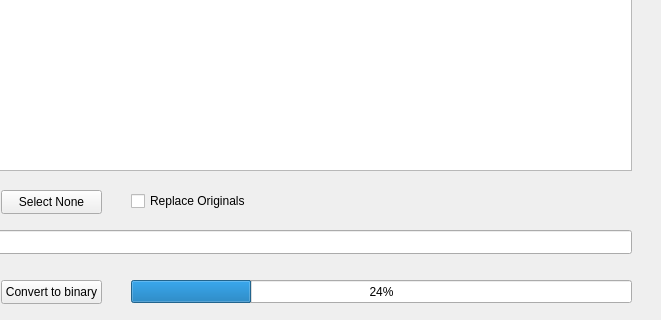
LilyTheFlower/FBX-Converter-with-GUI, file mainwindow.ui: the form before one commit; both pictures show x 139 to 800 and y 280 to 600 of the 800 by 600 pixel window.
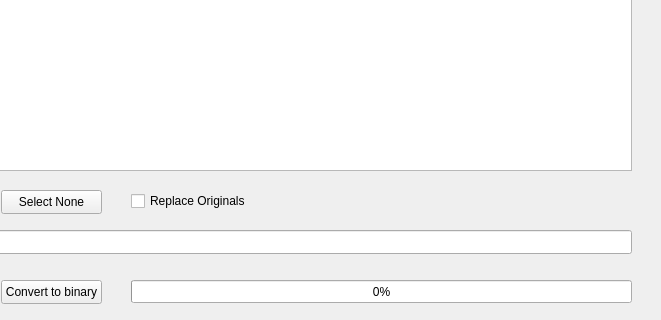
The form after the commit.

The edit to the form file:
```diff
--- a/mainwindow.ui
+++ b/mainwindow.ui
@@ -106,7 +106,7 @@
      </rect>
     </property>
     <property name="value">
-     <number>24</number>
+     <number>0</number>
     </property>
    </widget>
    <widget class="QPushButton" name="pushButton_5">
```
